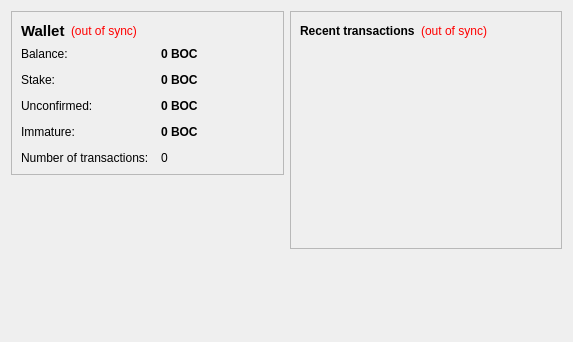
Before: the Qt Designer form src/qt/forms/overviewpage.ui in emarkproject/eMark, drawn with Qt 5.
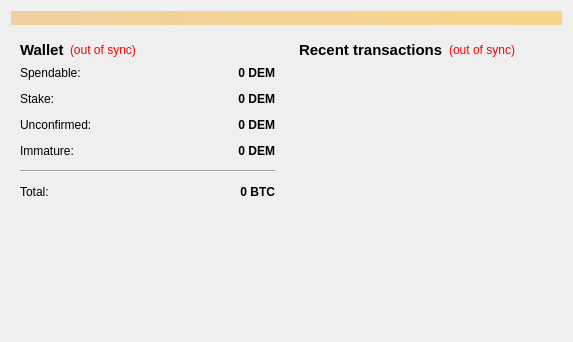
After: the same form once the commit is applied. Icons and pictures are not drawn.

What changed in the file:
```diff
--- a/src/qt/forms/overviewpage.ui
+++ b/src/qt/forms/overviewpage.ui
@@ -13,17 +13,30 @@
   <property name="windowTitle">
    <string>Form</string>
   </property>
+  <layout class="QVBoxLayout" name="topLayout">
+   <item>
+    <widget class="QLabel" name="labelAlerts">
+     <property name="visible">
+      <bool>false</bool>
+     </property>
+     <property name="styleSheet">
+      <string notr="true">background-color: qlineargradient(x1: 0, y1: 0, x2: 1, y2: 0, stop:0 #F0D0A0, stop:1 #F8D488);  color:#000000
+</string>
+     </property>
+     <property name="wordWrap">
+      <bool>true</bool>
+     </property>
+     <property name="margin">
+      <number>3</number>
+     </property>
+    </widget>
+   </item>
+   <item>
   <layout class="QHBoxLayout" name="horizontalLayout" stretch="1,1">
    <item>
     <layout class="QVBoxLayout" name="verticalLayout_2">
      <item>
-      <widget class="QFrame" name="frame">
-       <property name="frameShape">
-        <enum>QFrame::StyledPanel</enum>
-       </property>
-       <property name="frameShadow">
-        <enum>QFrame::Raised</enum>
-       </property>
+        <widget class="QWidget" name="widget" native="true">
        <layout class="QVBoxLayout" name="verticalLayout_4">
         <item>
          <layout class="QHBoxLayout" name="horizontalLayout_4">
@@ -86,7 +99,7 @@
           <item row="0" column="0">
            <widget class="QLabel" name="label">
             <property name="text">
-             <string>Balance:</string>
+               <string>Spendable:</string>
             </property>
            </widget>
           </item>
@@ -102,10 +115,13 @@
              <cursorShape>IBeamCursor</cursorShape>
             </property>
             <property name="toolTip">
-             <string>Your current balance</string>
+               <string>Your current spendable balance</string>
             </property>
             <property name="text">
-             <string notr="true">0 BOC</string>
+               <string notr="true">0 DEM</string>
+              </property>
+              <property name="alignment">
+               <set>Qt::AlignRight|Qt::AlignTrailing|Qt::AlignVCenter</set>
             </property>
             <property name="textInteractionFlags">
              <set>Qt::LinksAccessibleByMouse|Qt::TextSelectableByKeyboard|Qt::TextSelectableByMouse</set>
@@ -134,7 +150,10 @@
              <string>Total of coins that was staked, and do not yet count toward the current balance</string>
             </property>
             <property name="text">
-             <string notr="true">0 BOC</string>
+               <string notr="true">0 DEM</string>
+              </property>
+              <property name="alignment">
+               <set>Qt::AlignRight|Qt::AlignTrailing|Qt::AlignVCenter</set>
             </property>
             <property name="textInteractionFlags">
              <set>Qt::LinksAccessibleByMouse|Qt::TextSelectableByKeyboard|Qt::TextSelectableByMouse</set>
@@ -163,7 +182,10 @@
              <string>Total of transactions that have yet to be confirmed, and do not yet count toward the current balance</string>
             </property>
             <property name="text">
-             <string notr="true">0 BOC</string>
+               <string notr="true">0 DEM</string>
+              </property>
+              <property name="alignment">
+               <set>Qt::AlignRight|Qt::AlignTrailing|Qt::AlignVCenter</set>
             </property>
             <property name="textInteractionFlags">
              <set>Qt::LinksAccessibleByMouse|Qt::TextSelectableByKeyboard|Qt::TextSelectableByMouse</set>
@@ -189,28 +211,53 @@
              <string>Mined balance that has not yet matured</string>
             </property>
             <property name="text">
-             <string notr="true">0 BOC</string>
+               <string notr="true">0 DEM</string>
+              </property>
+              <property name="alignment">
+               <set>Qt::AlignRight|Qt::AlignTrailing|Qt::AlignVCenter</set>
             </property>
             <property name="textInteractionFlags">
              <set>Qt::LinksAccessibleByMouse|Qt::TextSelectableByKeyboard|Qt::TextSelectableByMouse</set>
             </property>
            </widget>
           </item>
-          <item row="4" column="0">
-           <widget class="QLabel" name="label_2">
+            <item row="4" column="0" colspan="2">
+             <widget class="Line" name="line">
+              <property name="orientation">
+               <enum>Qt::Horizontal</enum>
+              </property>
+             </widget>
+            </item>
+            <item row="5" column="0">
+             <widget class="QLabel" name="labelTotalText">
             <property name="text">
-             <string>Number of transactions:</string>
+               <string>Total:</string>
             </property>
            </widget>
           </item>
-          <item row="4" column="1">
-           <widget class="QLabel" name="labelNumTransactions">
+            <item row="5" column="1">
+             <widget class="QLabel" name="labelTotal">
+              <property name="font">
+               <font>
+                <weight>75</weight>
+                <bold>true</bold>
+               </font>
+              </property>
+              <property name="cursor">
+               <cursorShape>IBeamCursor</cursorShape>
+              </property>
             <property name="toolTip">
-             <string>Total number of transactions in wallet</string>
+               <string>Your current total balance</string>
             </property>
             <property name="text">
-             <string notr="true">0</string>
-            </property>
+               <string notr="true">0 BTC</string>
+              </property>
+              <property name="alignment">
+               <set>Qt::AlignRight|Qt::AlignTrailing|Qt::AlignVCenter</set>
+              </property>
+              <property name="textInteractionFlags">
+               <set>Qt::LinksAccessibleByMouse|Qt::TextSelectableByKeyboard|Qt::TextSelectableByMouse</set>
+              </property>
            </widget>
           </item>
          </layout>
@@ -218,16 +265,6 @@
        </layout>
       </widget>
      </item>
-     <item alignment="Qt::AlignHCenter|Qt::AlignBottom">
-      <widget class="QLabel" name="label_wallet_bgcoin">
-       <property name="text">
-        <string/>
-       </property>
-       <property name="pixmap">
-        <pixmap resource="../eMark.qrc">:/images/wallet_bgcoin</pixmap>
-       </property>
-      </widget>
-     </item>
      <item>
       <spacer name="verticalSpacer">
        <property name="orientation">
@@ -246,18 +283,19 @@
    <item>
     <layout class="QVBoxLayout" name="verticalLayout_3">
      <item>
-      <widget class="QFrame" name="frame_2">
-       <property name="frameShape">
-        <enum>QFrame::StyledPanel</enum>
-       </property>
-       <property name="frameShadow">
-        <enum>QFrame::Raised</enum>
-       </property>
+        <widget class="QWidget" name="widget_2" native="true">
        <layout class="QVBoxLayout" name="verticalLayout">
         <item>
          <layout class="QHBoxLayout" name="horizontalLayout_2">
           <item>
            <widget class="QLabel" name="label_4">
+              <property name="font">
+               <font>
+                <pointsize>11</pointsize>
+                <weight>75</weight>
+                <bold>true</bold>
+               </font>
+              </property>
             <property name="text">
              <string>&lt;b&gt;Recent transactions&lt;/b&gt;</string>
             </property>
@@ -316,26 +354,8 @@
        </layout>
       </widget>
      </item>
-     <item>
-      <widget class="QLabel" name="label_eMark_Intro">
-       <property name="text">
-        <string/>
-       </property>
-      </widget>
+      </layout>
      </item>
-     <item>
-      <spacer name="verticalSpacer_2">
-       <property name="orientation">
-        <enum>Qt::Vertical</enum>
-       </property>
-       <property name="sizeHint" stdset="0">
-        <size>
-         <width>20</width>
-         <height>40</height>
-        </size>
-       </property>
-      </spacer>
-     </item>
     </layout>
    </item>
   </layout>
```
Left out of the diff: 4 changed lines with no effect on the pictures. Lines whose indentation alone changed are shown as unchanged.
